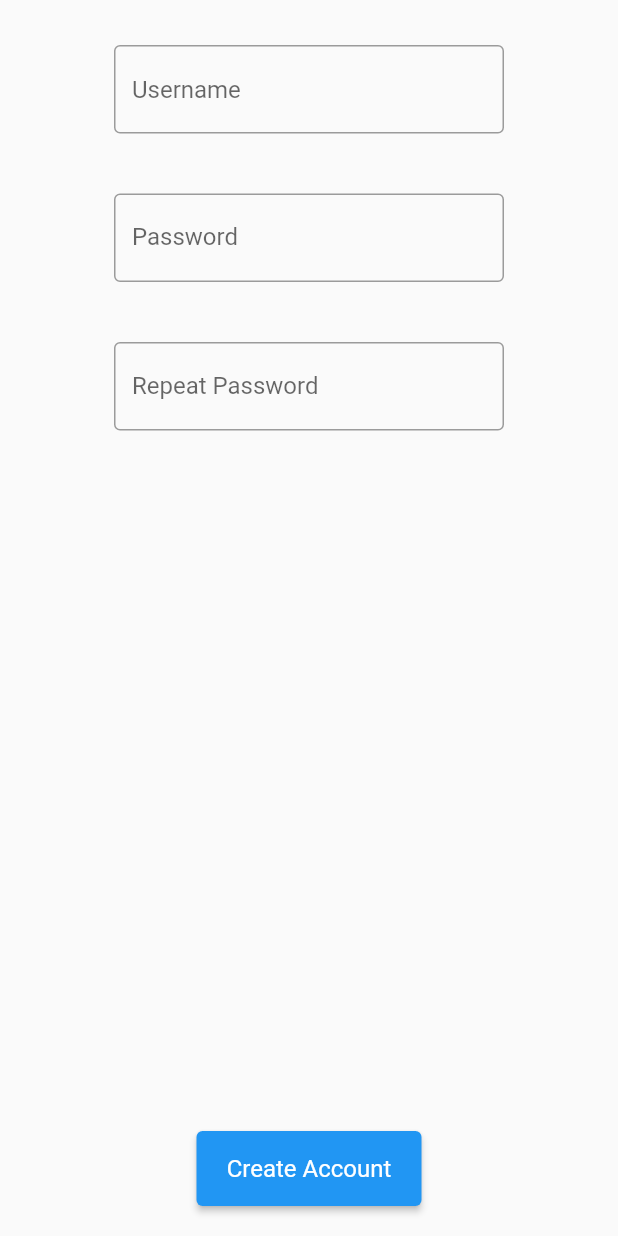
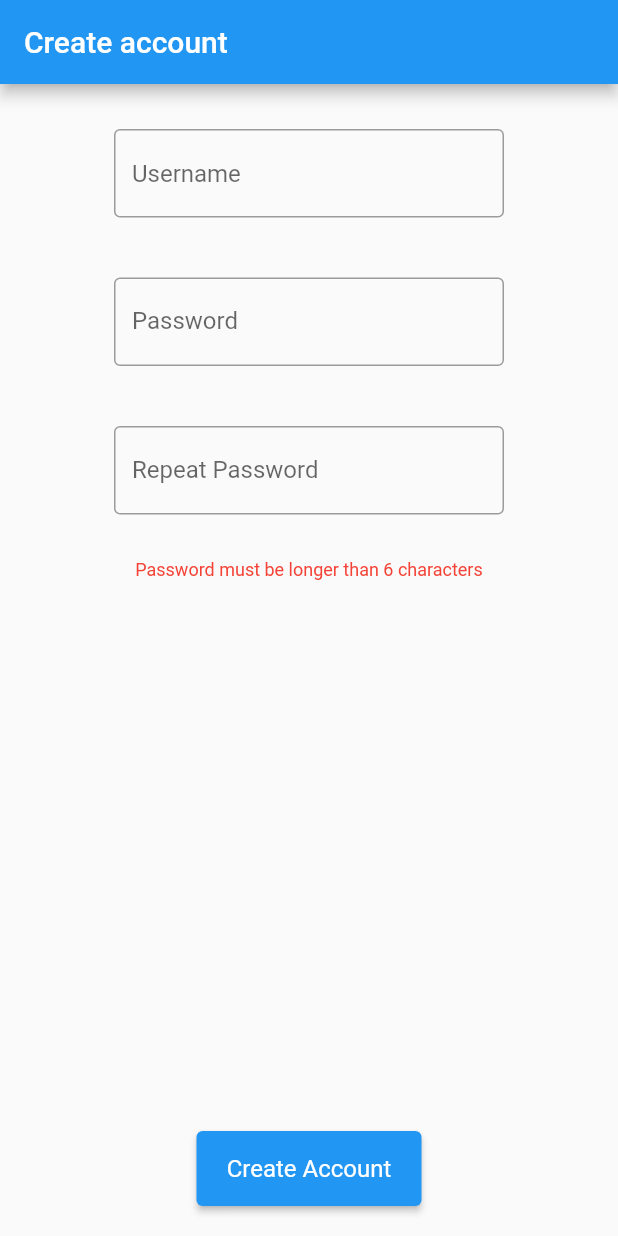
Before and after one commit to KodkollektivetKalmar/moist, a Flutter app: the screen it shows after launch, after a tap on "Create account", after a tap on "Create Account", on a phone screen of 412 x 824 dp. Run offline on Flutter 3.47's test engine with Material 2 defaults, Android fonts, the phone set to English and light mode, and no system bars; project files that could hold a hidden picture were left out.

Commit message:
Error messages

```diff
--- a/client/lib/login.dart
+++ b/client/lib/login.dart
@@ -18,6 +18,7 @@ class CreateAccount extends StatefulWidget {
 class LoginState extends State<Login> {
   final tbxUsername = TextEditingController();
   final tbxPassword = TextEditingController();
+  String message = "";
 
   @override
   void dispose() {
@@ -26,10 +27,17 @@ class LoginState extends State<Login> {
     super.dispose();
   }
 
+  bool isLoginValid(String username, String password) {
+    return true;
+  }
+
   @override
   Widget build(BuildContext context) {
     return MaterialApp(
       home: Scaffold(
+        appBar: AppBar(
+          title: const Text("Login"),
+        ),
         body: Center(
           child: Column(
             children: [
@@ -63,6 +71,15 @@ class LoginState extends State<Login> {
                       labelText: 'Password',
                     ),
                   ),
+                ),
+              ),
+              Text.rich(
+                TextSpan(
+                  style: const TextStyle(
+                      fontSize: 12,
+                      color: Colors.red,
+                  ),
+                  text: message,
                 ),
               ),
               Padding(
@@ -114,8 +131,15 @@ class LoginState extends State<Login> {
                       fixedSize: const Size(150, 50),
                       textStyle: const TextStyle(fontSize: 20)),
                   onPressed: () {
-                    print(tbxPassword.text);
-                    runApp(const MyApp());
+                    if (isLoginValid(tbxUsername.text, tbxPassword.text)) {
+                      runApp(const MyApp());
+                      dispose();
+                    } else {
+                      message = "Invalid login details";
+                      setState(() {
+
+                      });
+                    }
                   },
                   child: const Text('Login'),
                 ),
@@ -133,6 +157,7 @@ class CreateAccountState extends State<CreateAccount> {
   final tbxUsername = TextEditingController();
   final tbxPassword = TextEditingController();
   final tbxRepeat = TextEditingController();
+  String message = "";
 
   @override
   void dispose() {
@@ -142,10 +167,17 @@ class CreateAccountState extends State<CreateAccount> {
     super.dispose();
   }
 
+  bool usernameAvailable() {
+    return true;
+  }
+
   @override
   Widget build(BuildContext context) {
     return MaterialApp(
       home: Scaffold(
+        appBar: AppBar(
+          title: const Text("Create account"),
+        ),
         body: Center(
           child: Column(
             children: [
@@ -198,6 +230,15 @@ class CreateAccountState extends State<CreateAccount> {
                   ),
                 ),
               ),
+              Text.rich(
+                TextSpan(
+                  style: const TextStyle(
+                      fontSize: 12,
+                      color: Colors.red,
+                  ),
+                  text: message,
+                ),
+              ),
               const Spacer(),
               Padding(
                 padding:
@@ -208,13 +249,17 @@ class CreateAccountState extends State<CreateAccount> {
                       textStyle: const TextStyle(fontSize: 16)),
                   onPressed: () {
                     if (tbxPassword.text == tbxRepeat.text &&
-                        tbxPassword.text.length > 6) {
+                        tbxPassword.text.length > 6 && usernameAvailable()) {
                       runApp(const MyApp());
+                      dispose();
                     } else if (tbxPassword.text.length <= 6) {
-                      print("Password is shorter than 6 characters");
+                      message = "Password must be longer than 6 characters";
                     } else if (tbxPassword.text != tbxRepeat.text) {
-                      print("Passwords don't match");
+                      message = "Passwords don't match";
                     }
+                    setState(() {
+
+                      });
                   },
                   child: const Text('Create Account'),
                 ),
--- a/client/lib/main.dart
+++ b/client/lib/main.dart
@@ -49,7 +49,7 @@ class MyHomePage extends StatefulWidget {
 }
 
 class _MyHomePageState extends State<MyHomePage> {
-  int _counter = 4782931748127083947;
+  int _counter = 4782931747;
 
   void _incrementCounter() {
     setState(() {
--- a/client/pubspec.yaml
+++ b/client/pubspec.yaml
@@ -31,6 +31,10 @@ environment:
 dependencies:
   flutter:
     sdk: flutter
+  window_size:
+    git:
+      url: https://github.com/google/flutter-desktop-embedding.git
+      path: plugins/window_size
 
 
   # The following adds the Cupertino Icons font to your application.
```
Also changed, not shown: client/pubspec.lock, 5 other files.
